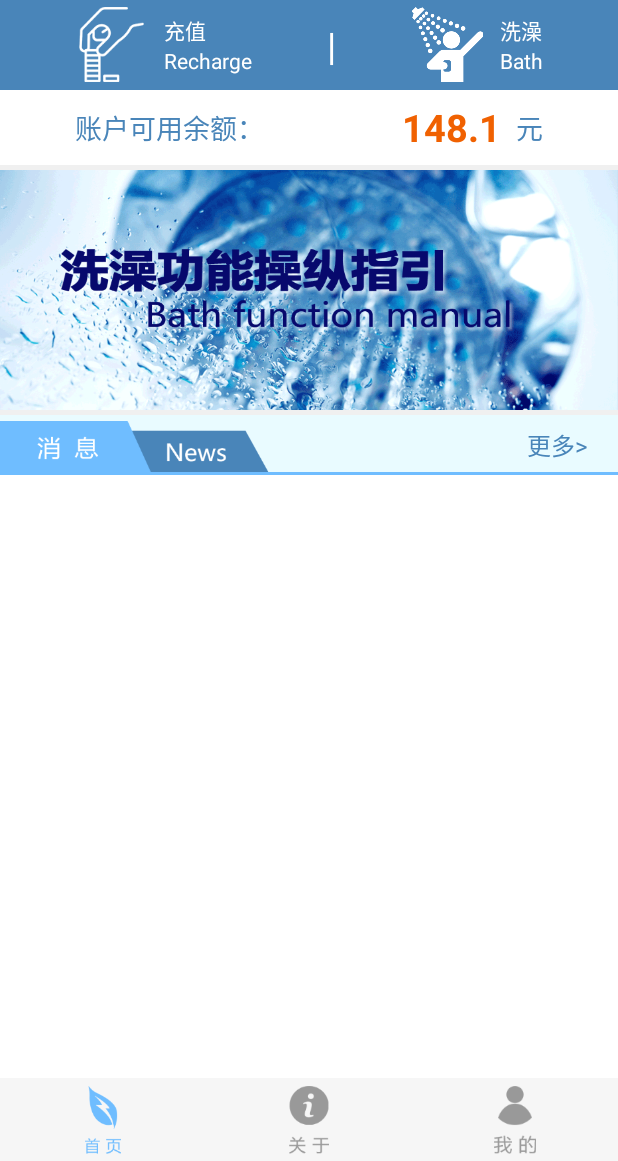
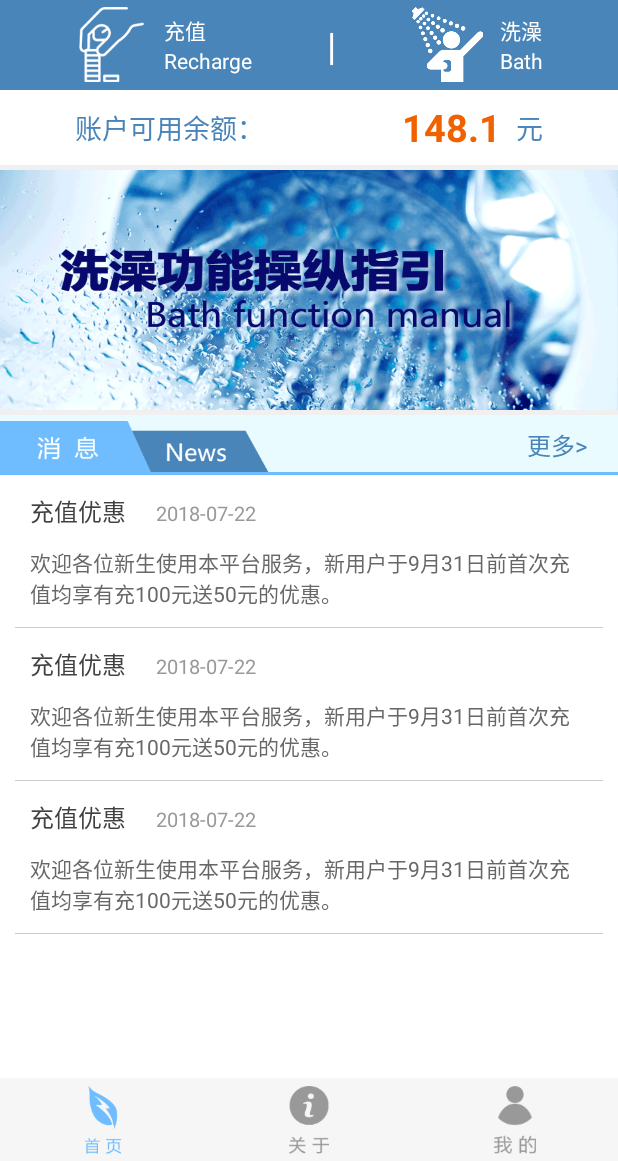
Before and after one commit to kotnekai/ZhiDeProject, an Android app: the HomeFragment screen opened directly, with no data from a screen before it, on a phone screen of 412 x 824 dp, the part 75-1236 px from its top. Run offline under Robolectric (Android 15) with nearby library versions, the phone set to English and light mode, and no system bars; our stand-ins replace ButterKnife, CircleImageView, EventBus.

Commit message:
新闻列表

```diff
--- a/app/src/main/AndroidManifest.xml
+++ b/app/src/main/AndroidManifest.xml
@@ -116,6 +116,8 @@
             android:screenOrientation="portrait" />
         <activity android:name=".view.activity.RegisterActivity"
             android:screenOrientation="portrait"/>
+        <activity android:name=".view.activity.NewsListActivity"
+            android:screenOrientation="portrait"/>
     </application>
 
 </manifest>
--- a/app/src/main/java/com/zhide/app/view/fragment/HomeFragment.java
+++ b/app/src/main/java/com/zhide/app/view/fragment/HomeFragment.java
@@ -5,20 +5,20 @@ import android.support.annotation.NonNull;
 import android.util.Log;
 import android.view.LayoutInflater;
 import android.view.View;
-import android.widget.Button;
 import android.widget.LinearLayout;
+import android.widget.TextView;
 
-import com.scwang.smartrefresh.layout.SmartRefreshLayout;
-import com.scwang.smartrefresh.layout.api.RefreshLayout;
-import com.scwang.smartrefresh.layout.listener.OnLoadMoreListener;
-import com.scwang.smartrefresh.layout.listener.OnRefreshListener;
 import com.zhide.app.R;
+import com.zhide.app.view.activity.NewsListActivity;
 import com.zhide.app.view.activity.ShowerMainActivity;
 import com.zhide.app.view.base.BaseFragment;
-import com.zhide.app.view.views.RippleBackground;
 
 import butterknife.BindView;
+import butterknife.OnClick;
 
+/**
+ * @author Admin create by 2018-08-15
+ */
 public class HomeFragment extends BaseFragment implements View.OnClickListener {
 
     @BindView(R.id.llRecharge)
@@ -29,6 +29,9 @@ public class HomeFragment extends BaseFragment implements View.OnClickListener {
     @BindView(R.id.llNews)
     LinearLayout llNews;
 
+    @BindView(R.id.tvNewsMore)
+    TextView tvNewsMore;
+
     @Override
     protected int setFrgContainView() {
         return R.layout.fragment_home;
@@ -38,9 +41,8 @@ public class HomeFragment extends BaseFragment implements View.OnClickListener {
     protected void initData() {
 
 
-        for (int i=0;i<3;i++)
-        {
-            View view = LayoutInflater.from(getContext()).inflate(R.layout.item_news,null,false);
+        for (int i = 0; i < 3; i++) {
+            View view = LayoutInflater.from(getContext()).inflate(R.layout.item_news, null, false);
             llNews.addView(view);
         }
 
@@ -48,10 +50,6 @@ public class HomeFragment extends BaseFragment implements View.OnClickListener {
 
     @Override
     protected void initView() {
-        llRecharge.setOnClickListener(this);
-        llShower.setOnClickListener(this);
-
-
     }
 
     @Override
@@ -61,12 +59,16 @@ public class HomeFragment extends BaseFragment implements View.OnClickListener {
 
 
     @Override
+    @OnClick({R.id.llRecharge, R.id.llShower, R.id.tvNewsMore})
     public void onClick(View view) {
-        switch (view.getId())
-        {
-            case R.id.llRecharge:break;
+        switch (view.getId()) {
+            case R.id.llRecharge:
+                break;
             case R.id.llShower:
                 ShowerMainActivity.start(getActivity());
+                break;
+            case R.id.tvNewsMore:
+                NewsListActivity.start(getActivity());
                 break;
         }
     }
--- a/app/src/main/res/layout/fragment_home.xml
+++ b/app/src/main/res/layout/fragment_home.xml
@@ -1,5 +1,9 @@
 <?xml version="1.0" encoding="utf-8"?>
-<LinearLayout xmlns:android="http://schemas.android.com/apk/res/android"
+<ScrollView xmlns:android="http://schemas.android.com/apk/res/android"
+    android:layout_width="match_parent"
+    android:layout_height="match_parent">
+
+    <LinearLayout
         android:layout_width="match_parent"
         android:layout_height="match_parent"
         android:orientation="vertical">
@@ -152,14 +156,13 @@
 
 
         <LinearLayout
-        android:id="@+id/llNew"
             android:layout_width="match_parent"
-        android:layout_height="40dp"
+            android:layout_height="match_parent"
             android:orientation="vertical">
 
             <RelativeLayout
                 android:layout_width="match_parent"
-            android:layout_height="match_parent"
+                android:layout_height="40dp"
                 android:background="@color/main_blue_light_color">
 
                 <ImageView
@@ -169,6 +172,7 @@
                     android:background="@mipmap/news" />
 
                 <TextView
+                    android:id="@+id/tvNewsMore"
                     android:layout_width="wrap_content"
                     android:layout_height="match_parent"
                     android:layout_alignParentRight="true"
@@ -185,9 +189,12 @@
                     android:background="@color/title_or_button_bg" />
 
             </RelativeLayout>
+
             <LinearLayout
                 android:id="@+id/llNews"
                 android:layout_width="match_parent"
-            android:layout_height="wrap_content" android:orientation="vertical" />
+                android:layout_height="match_parent"
+                android:orientation="vertical" />
         </LinearLayout>
     </LinearLayout>
+</ScrollView>
--- a/app/src/main/res/layout/item_news.xml
+++ b/app/src/main/res/layout/item_news.xml
@@ -41,4 +41,10 @@
         android:text="欢迎各位新生使用本平台服务，新用户于9月31日前首次充值均享有充100元送50元的优惠。"
         android:textColor="@color/normal_text_desc_color"
         android:textSize="14sp" />
+    <View
+        android:layout_width="match_parent"
+        android:layout_height="0.5dp"
+        android:layout_marginLeft="10dp"
+        android:layout_marginRight="10dp"
+        android:background="@color/divider_gray_line"/>
 </LinearLayout>
--- a/app/src/main/res/values/strings.xml
+++ b/app/src/main/res/values/strings.xml
@@ -10,6 +10,7 @@
     <string name="can_use_money">账户可用余额：</string>
     <string name="yuan">元</string>
     <string name="more">更多></string>
+    <string name="news_title">消息</string>
 
 
     <string name="home_tab">首页</string>
```
Also changed, not shown: app/src/main/java/com/zhide/app/model/NewsModel.java (added, +36 -0 lines), app/src/main/java/com/zhide/app/view/activity/NewsListActivity.java (added, +140 -0 lines), app/src/main/java/com/zhide/app/view/adapter/NewsRecyclerAdapter.java (added, +87 -0 lines), app/src/main/res/layout/activity_news_list.xml (added, +19 -0 lines). Lines whose indentation alone changed are shown as unchanged.
